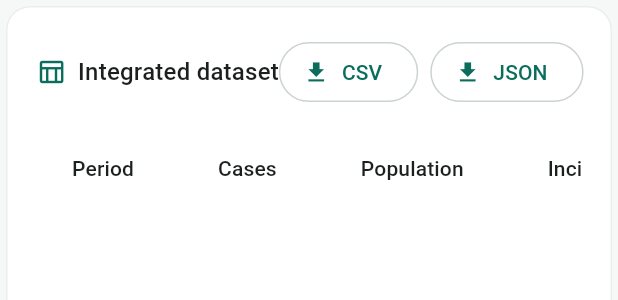
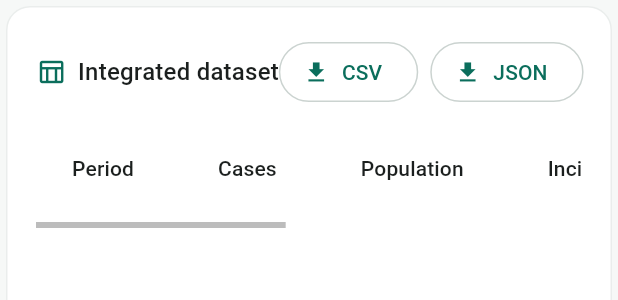
Before and after one commit to geohanibal/llm-climate-health, a Flutter app: the DatasetTableCard widget shown alone on an empty page, opened directly with empty values, on a phone screen of 412 x 824 dp. Shown: the top 300 px of the screen. Run offline on Flutter 3.47's test engine with Material 3 defaults, Android fonts, the phone set to English and light mode, and no system bars; our stand-ins replace file_picker, fl_chart, pdf, web; missing offline and left inert: dart:js_interop; network calls fail.

Commit message:
fix: explanation names only significant lags; visible icons and scrollbar
The LLM explanation called a lag-3 correlation (r=0.93, n=9, not
significant) the strongest association. The prompt now marks every
correlation [SIGNIFICANT] or [not significant], passes n and forbids
presenting non-significant ones as findings. Icons.compare_arrows did
not render in the web build, so the comparison button and dialog use
show_chart. The dataset table gets a visible horizontal scrollbar so
lag columns on the right are not missed.

Co-Authored-By: Claude Opus 5.5 <noreply@anthropic.com>

```diff
--- a/frontend/lib/widgets/dataset_table_card.dart
+++ b/frontend/lib/widgets/dataset_table_card.dart
@@ -45,8 +45,7 @@ class DatasetTableCard extends StatelessWidget {
           ),
         ],
       ),
-      child: SingleChildScrollView(
-        scrollDirection: Axis.horizontal,
+      child: _HorizontalScroll(
         child: DataTable(
           columns: [
             const DataColumn(label: Text('Period')),
@@ -84,3 +83,39 @@ class DatasetTableCard extends StatelessWidget {
   static String _formatLag(String column, double? value) =>
       column.startsWith('precipitation') ? Formatting.precipitation(value) : Formatting.temperature(value);
 }
+
+/// Horizontal scroll area with an always-visible scrollbar: with lag
+/// columns the table is wider than the card, and without a visible bar
+/// users did not notice the hidden columns (live test 2026-11-01).
+class _HorizontalScroll extends StatefulWidget {
+  final Widget child;
+
+  const _HorizontalScroll({required this.child});
+
+  @override
+  State<_HorizontalScroll> createState() => _HorizontalScrollState();
+}
+
+class _HorizontalScrollState extends State<_HorizontalScroll> {
+  final ScrollController _controller = ScrollController();
+
+  @override
+  void dispose() {
+    _controller.dispose();
+    super.dispose();
+  }
+
+  @override
+  Widget build(BuildContext context) {
+    return Scrollbar(
+      controller: _controller,
+      thumbVisibility: true,
+      child: SingleChildScrollView(
+        controller: _controller,
+        scrollDirection: Axis.horizontal,
+        padding: const EdgeInsets.only(bottom: 12),
+        child: widget.child,
+      ),
+    );
+  }
+}
--- a/frontend/lib/widgets/request_form_card.dart
+++ b/frontend/lib/widgets/request_form_card.dart
@@ -678,7 +678,7 @@ class RequestFormCardState extends State<RequestFormCard> {
         children: [
           Row(
             children: [
-              Icon(Icons.history, size: 18, color: colors.primary),
+              Icon(Icons.calendar_month, size: 18, color: colors.primary),
               const SizedBox(width: 8),
               Expanded(
                 child: Text(
--- a/frontend/lib/widgets/results_view.dart
+++ b/frontend/lib/widgets/results_view.dart
@@ -58,7 +58,7 @@ class ResultsView extends StatelessWidget {
                   builder: (ctx) => SourceComparisonDialog(result: result, options: options),
                 );
               },
-              icon: const Icon(Icons.compare_arrows, size: 18),
+              icon: const Icon(Icons.show_chart, size: 18),
               label: Text(I18n.t('compareSources')),
             ),
             ReportDownloadBar(result: result),
--- a/frontend/lib/widgets/source_comparison_dialog.dart
+++ b/frontend/lib/widgets/source_comparison_dialog.dart
@@ -267,7 +267,9 @@ class _SourceComparisonDialogState extends State<SourceComparisonDialog> {
                       color: theme.colorScheme.primary.withAlpha(25),
                       borderRadius: BorderRadius.circular(10),
                     ),
-                    child: Icon(Icons.compare_arrows, color: theme.colorScheme.primary, size: 28),
+                    // Icons.compare_arrows did not render in the web build (live test
+                    // 2026-11-01); show_chart renders and fits two compared series.
+                    child: Icon(Icons.show_chart, color: theme.colorScheme.primary, size: 28),
                   ),
                   const SizedBox(width: 14),
                   Expanded(
```
Also changed, not shown: 2 other files.
